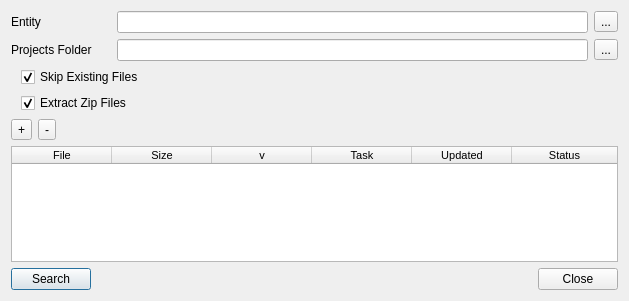
The window that module/wildchildanimation/gui/forms/maya/references_dialog.ui (dearyangyu/swing) describes before a commit, drawn with Qt 5.
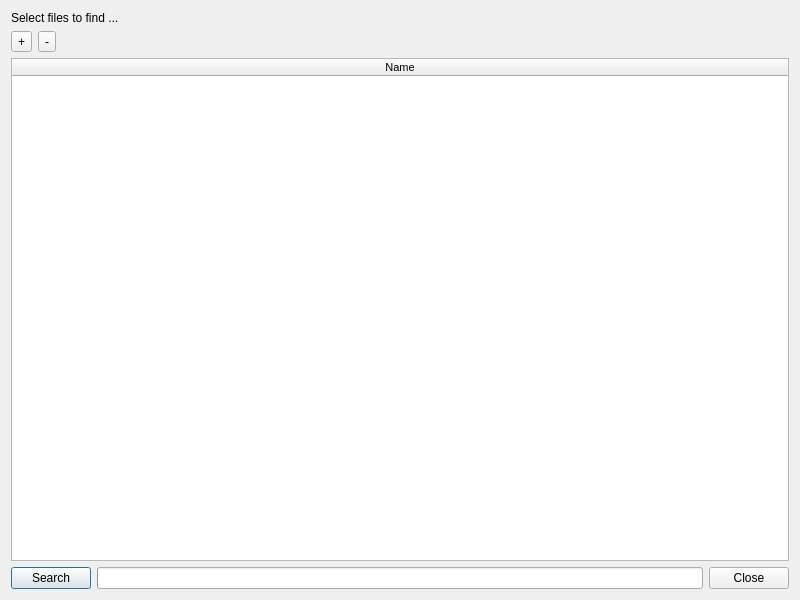
The same window after the commit.

What changed in the file:
```diff
--- a/module/wildchildanimation/gui/forms/maya/references_dialog.ui
+++ b/module/wildchildanimation/gui/forms/maya/references_dialog.ui
@@ -9,8 +9,8 @@
    <rect>
     <x>0</x>
     <y>0</y>
-    <width>629</width>
-    <height>301</height>
+    <width>800</width>
+    <height>600</height>
    </rect>
   </property>
   <property name="windowTitle">
@@ -20,148 +20,16 @@
    <item>
     <layout class="QHBoxLayout" name="horizontalLayout_6">
      <item>
-      <widget class="QLabel" name="labelEntity">
-       <property name="minimumSize">
-        <size>
-         <width>100</width>
-         <height>0</height>
-        </size>
-       </property>
+      <widget class="QLabel" name="label">
        <property name="text">
-        <string>Entity</string>
+        <string>Select files to find ... </string>
        </property>
       </widget>
      </item>
-     <item>
-      <widget class="QLineEdit" name="lineEditEntity"/>
-     </item>
-     <item>
-      <widget class="QToolButton" name="toolButtonWeb">
-       <property name="text">
-        <string>...</string>
-       </property>
-      </widget>
-     </item>
     </layout>
    </item>
    <item>
-    <layout class="QHBoxLayout" name="horizontalLayout">
-     <item>
-      <widget class="QLabel" name="labelWorkingDirectory">
-       <property name="minimumSize">
-        <size>
-         <width>100</width>
-         <height>0</height>
-        </size>
-       </property>
-       <property name="text">
-        <string>Projects Folder</string>
-       </property>
-      </widget>
-     </item>
-     <item>
-      <widget class="QLineEdit" name="lineEditWorkingDirectory"/>
-     </item>
-     <item>
-      <widget class="QToolButton" name="toolButtonWorkingDir">
-       <property name="text">
-        <string>...</string>
-       </property>
-      </widget>
-     </item>
-    </layout>
-   </item>
-   <item>
-    <layout class="QHBoxLayout" name="horizontalLayout_2">
-     <item>
-      <spacer name="horizontalSpacer_4">
-       <property name="orientation">
-        <enum>Qt::Horizontal</enum>
-       </property>
-       <property name="sizeType">
-        <enum>QSizePolicy::Minimum</enum>
-       </property>
-       <property name="sizeHint" stdset="0">
-        <size>
-         <width>10</width>
-         <height>20</height>
-        </size>
-       </property>
-      </spacer>
-     </item>
-     <item>
-      <widget class="QCheckBox" name="checkBoxSkipExisting">
-       <property name="minimumSize">
-        <size>
-         <width>100</width>
-         <height>0</height>
-        </size>
-       </property>
-       <property name="text">
-        <string>Skip Existing Files</string>
-       </property>
-       <property name="checked">
-        <bool>true</bool>
-       </property>
-      </widget>
-     </item>
-     <item>
-      <spacer name="horizontalSpacer">
-       <property name="orientation">
-        <enum>Qt::Horizontal</enum>
-       </property>
-       <property name="sizeHint" stdset="0">
-        <size>
-         <width>40</width>
-         <height>20</height>
-        </size>
-       </property>
-      </spacer>
-     </item>
-    </layout>
-   </item>
-   <item>
-    <layout class="QHBoxLayout" name="horizontalLayout_3">
-     <item>
-      <spacer name="horizontalSpacer_5">
-       <property name="orientation">
-        <enum>Qt::Horizontal</enum>
-       </property>
-       <property name="sizeType">
-        <enum>QSizePolicy::Minimum</enum>
-       </property>
-       <property name="sizeHint" stdset="0">
-        <size>
-         <width>10</width>
-         <height>20</height>
-        </size>
-       </property>
-      </spacer>
-     </item>
-     <item>
-      <widget class="QCheckBox" name="checkBoxExtractZips">
-       <property name="text">
-        <string>Extract Zip Files</string>
-       </property>
-       <property name="checked">
-        <bool>true</bool>
-       </property>
-      </widget>
-     </item>
-     <item>
-      <spacer name="horizontalSpacer_2">
-       <property name="orientation">
-        <enum>Qt::Horizontal</enum>
-       </property>
-       <property name="sizeHint" stdset="0">
-        <size>
-         <width>40</width>
-         <height>20</height>
-        </size>
-       </property>
-      </spacer>
-     </item>
-    </layout>
+    <layout class="QHBoxLayout" name="horizontalLayout_2"/>
    </item>
    <item>
     <layout class="QHBoxLayout" name="horizontalLayout_5">
@@ -215,32 +83,7 @@
      </attribute>
      <column>
       <property name="text">
-       <string>File</string>
-      </property>
-     </column>
-     <column>
-      <property name="text">
-       <string>Size</string>
-      </property>
-     </column>
-     <column>
-      <property name="text">
-       <string>v</string>
-      </property>
-     </column>
-     <column>
-      <property name="text">
-       <string>Task</string>
-      </property>
-     </column>
-     <column>
-      <property name="text">
-       <string>Updated</string>
-      </property>
-     </column>
-     <column>
-      <property name="text">
-       <string>Status</string>
+       <string>Name</string>
       </property>
      </column>
     </widget>
@@ -258,17 +101,14 @@
       </widget>
      </item>
      <item>
-      <spacer name="horizontalSpacer_3">
-       <property name="orientation">
-        <enum>Qt::Horizontal</enum>
+      <widget class="QProgressBar" name="progressBar">
+       <property name="maximum">
+        <number>1</number>
        </property>
-       <property name="sizeHint" stdset="0">
-        <size>
-         <width>40</width>
-         <height>20</height>
-        </size>
+       <property name="value">
+        <number>-1</number>
        </property>
-      </spacer>
+      </widget>
      </item>
      <item>
       <widget class="QPushButton" name="pushButtonCancel">
```
